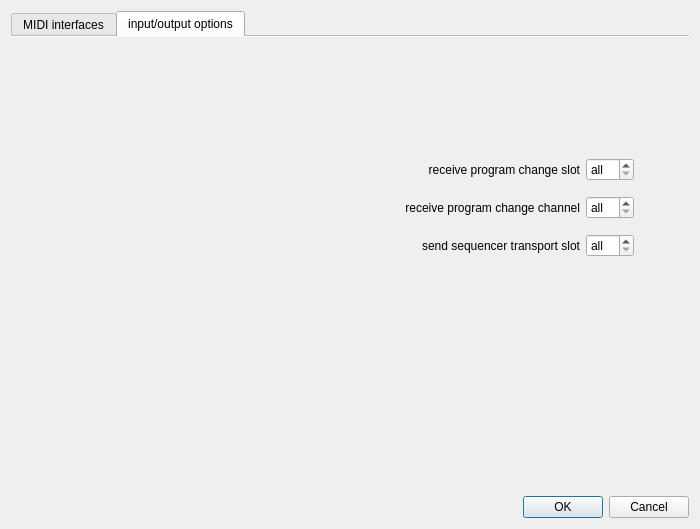
Viktor318/midi-layer, file src/MidiSetup.ui: the form before one commit.
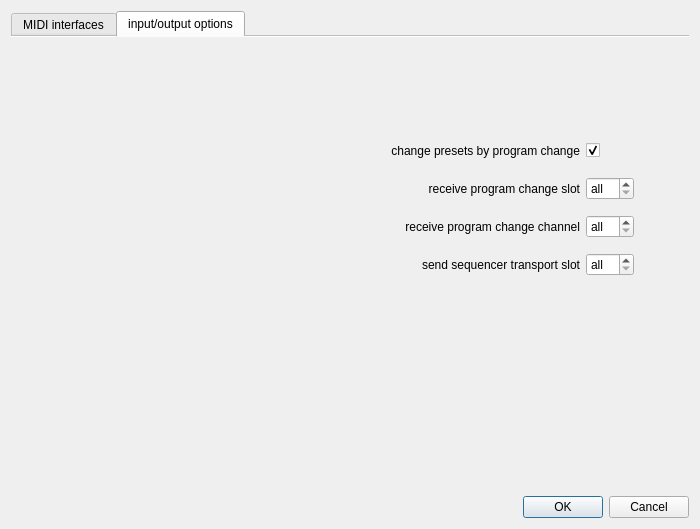
The form after the commit. The open tabs and pages were chosen to show the change. Icons and pictures are not drawn.

Commit message: Presetváltás Program Change-re kikapcsolható a MIDI Setupban

```diff
--- a/src/MidiSetup.ui
+++ b/src/MidiSetup.ui
@@ -197,7 +197,39 @@
          <height>321</height>
         </rect>
        </property>
-       <layout class="QGridLayout" name="gridLayout" rowminimumheight="0,32,32,32,0">
+       <layout class="QGridLayout" name="gridLayout" rowminimumheight="0,32,32,32,32,0">
+        <item row="1" column="1">
+         <widget class="QLabel" name="labelProgramChangeEnabled">
+          <property name="sizePolicy">
+           <sizepolicy hsizetype="Minimum" vsizetype="Minimum">
+            <horstretch>0</horstretch>
+            <verstretch>0</verstretch>
+           </sizepolicy>
+          </property>
+          <property name="toolTip">
+           <string>Presets will be changed by program changes received on the slot and channel below. When enabled, these program changes are not forwarded to any OUT; when disabled, all program changes are forwarded.</string>
+          </property>
+          <property name="text">
+           <string>change presets by program change</string>
+          </property>
+          <property name="alignment">
+           <set>Qt::AlignRight|Qt::AlignTrailing|Qt::AlignVCenter</set>
+          </property>
+          <property name="buddy">
+           <cstring>programChangeEnabled</cstring>
+          </property>
+         </widget>
+        </item>
+        <item row="1" column="2">
+         <widget class="QCheckBox" name="programChangeEnabled">
+          <property name="toolTip">
+           <string>Presets will be changed by program changes received on the slot and channel below. When enabled, these program changes are not forwarded to any OUT; when disabled, all program changes are forwarded.</string>
+          </property>
+          <property name="checked">
+           <bool>true</bool>
+          </property>
+         </widget>
+        </item>
         <item row="0" column="1">
          <spacer name="verticalSpacer">
           <property name="orientation">
@@ -211,7 +243,7 @@
           </property>
          </spacer>
         </item>
-        <item row="1" column="2">
+        <item row="2" column="2">
          <widget class="QSpinBox" name="programChangeSlot">
           <property name="sizePolicy">
            <sizepolicy hsizetype="Fixed" vsizetype="Fixed">
@@ -242,7 +274,7 @@
           </property>
          </widget>
         </item>
-        <item row="2" column="1">
+        <item row="3" column="1">
          <widget class="QLabel" name="label_4">
           <property name="sizePolicy">
            <sizepolicy hsizetype="Minimum" vsizetype="Minimum">
@@ -261,7 +293,7 @@
           </property>
          </widget>
         </item>
-        <item row="1" column="3">
+        <item row="2" column="3">
          <spacer name="horizontalSpacer_5">
           <property name="orientation">
            <enum>Qt::Horizontal</enum>
@@ -277,7 +309,7 @@
           </property>
          </spacer>
         </item>
-        <item row="2" column="2">
+        <item row="3" column="2">
          <widget class="QSpinBox" name="programChangeChannel">
           <property name="sizePolicy">
            <sizepolicy hsizetype="Fixed" vsizetype="Fixed">
@@ -308,7 +340,7 @@
           </property>
          </widget>
         </item>
-        <item row="1" column="0">
+        <item row="2" column="0">
          <spacer name="horizontalSpacer_2">
           <property name="orientation">
            <enum>Qt::Horizontal</enum>
@@ -324,7 +356,7 @@
           </property>
          </spacer>
         </item>
-        <item row="3" column="1">
+        <item row="4" column="1">
          <widget class="QLabel" name="label_5">
           <property name="sizePolicy">
            <sizepolicy hsizetype="Minimum" vsizetype="Minimum">
@@ -343,7 +375,7 @@
           </property>
          </widget>
         </item>
-        <item row="4" column="1">
+        <item row="5" column="1">
          <spacer name="verticalSpacer_2">
           <property name="orientation">
            <enum>Qt::Vertical</enum>
@@ -356,7 +388,7 @@
           </property>
          </spacer>
         </item>
-        <item row="1" column="1">
+        <item row="2" column="1">
          <widget class="QLabel" name="label_3">
           <property name="sizePolicy">
            <sizepolicy hsizetype="Minimum" vsizetype="Minimum">
@@ -375,7 +407,7 @@
           </property>
          </widget>
         </item>
-        <item row="3" column="2">
+        <item row="4" column="2">
          <widget class="QSpinBox" name="sequencerControllerSlot">
           <property name="sizePolicy">
            <sizepolicy hsizetype="Fixed" vsizetype="Fixed">
```
Left out of the diff: 1 changed line with no effect on the pictures. The commit also changes 6 other files.
